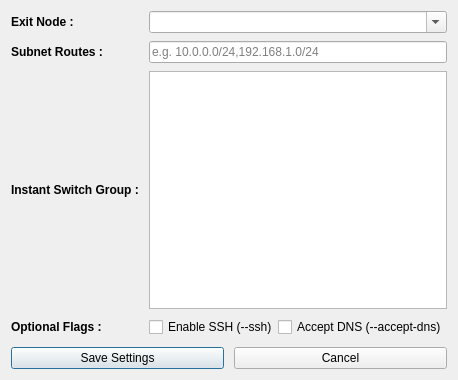
Above: pygui/dialogs/node.ui from Arean82/Tailscale-Headscale-Client before the change. Below: the same form after it.
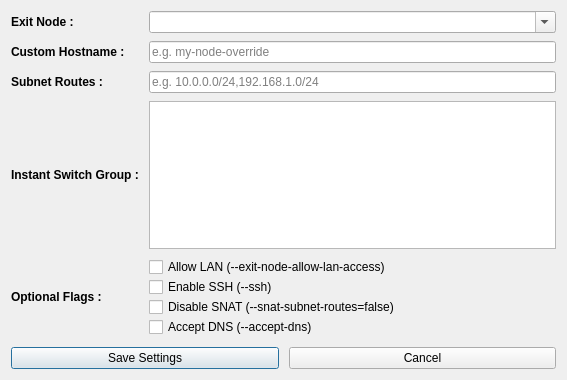
That is the form after the change.

Commit message: feat: implement PeerListDialog with real-time latency sparklines and node management UI components

Diff of the .ui file:
```diff
--- a/pygui/dialogs/node.ui
+++ b/pygui/dialogs/node.ui
@@ -6,7 +6,7 @@
    <rect>
     <x>0</x>
     <y>0</y>
-    <width>400</width>
+    <width>567</width>
     <height>380</height>
    </rect>
   </property>
@@ -22,7 +22,7 @@
      <property name="verticalSpacing">
       <number>8</number>
      </property>
-     <item row="0" column="0">
+     <item row="1" column="0">
       <widget class="QLabel" name="labelExitNode">
        <property name="font">
         <font>
@@ -35,14 +35,39 @@
        </property>
       </widget>
      </item>
-     <item row="0" column="1">
-      <widget class="QComboBox" name="comboBoxExitNode">
-       <property name="editable">
-        <bool>true</bool>
-       </property>
-      </widget>
+     <item row="5" column="1">
+      <layout class="QGridLayout" name="flagsLayout">
+       <item row="3" column="0">
+        <widget class="QCheckBox" name="chkAcceptDNS">
+         <property name="text">
+          <string>Accept DNS (--accept-dns)</string>
+         </property>
+        </widget>
+       </item>
+       <item row="0" column="0">
+        <widget class="QCheckBox" name="chkAllowLAN">
+         <property name="text">
+          <string>Allow LAN (--exit-node-allow-lan-access)</string>
+         </property>
+        </widget>
+       </item>
+       <item row="2" column="0">
+        <widget class="QCheckBox" name="chkDisableSNAT">
+         <property name="text">
+          <string>Disable SNAT (--snat-subnet-routes=false)</string>
+         </property>
+        </widget>
+       </item>
+       <item row="1" column="0">
+        <widget class="QCheckBox" name="chkSSH">
+         <property name="text">
+          <string>Enable SSH (--ssh)</string>
+         </property>
+        </widget>
+       </item>
+      </layout>
      </item>
-     <item row="1" column="0">
+     <item row="3" column="0">
       <widget class="QLabel" name="labelRoutes">
        <property name="font">
         <font>
@@ -55,14 +80,14 @@
        </property>
       </widget>
      </item>
-     <item row="1" column="1">
+     <item row="3" column="1">
       <widget class="QLineEdit" name="lineEditRoutes">
        <property name="placeholderText">
         <string>e.g. 10.0.0.0/24,192.168.1.0/24</string>
        </property>
       </widget>
      </item>
-     <item row="2" column="0">
+     <item row="4" column="0">
       <widget class="QLabel" name="labelNativeProfile">
        <property name="font">
         <font>
@@ -75,7 +100,20 @@
        </property>
       </widget>
      </item>
-     <item row="2" column="1">
+     <item row="5" column="0">
+      <widget class="QLabel" name="labelFlags">
+       <property name="font">
+        <font>
+         <pointsize>9</pointsize>
+         <bold>true</bold>
+        </font>
+       </property>
+       <property name="text">
+        <string>Optional Flags :</string>
+       </property>
+      </widget>
+     </item>
+     <item row="4" column="1">
       <widget class="QListWidget" name="listNativeSwitch">
        <property name="minimumSize">
         <size>
@@ -85,38 +123,14 @@
        </property>
       </widget>
      </item>
-     <item row="3" column="0">
-      <widget class="QLabel" name="labelFlags">
-       <property name="font">
-        <font>
-         <pointsize>9</pointsize>
-         <bold>true</bold>
-        </font>
-       </property>
-       <property name="text">
-        <string>Optional Flags :</string>
+     <item row="1" column="1">
+      <widget class="QComboBox" name="comboBoxExitNode">
+       <property name="editable">
+        <bool>true</bool>
        </property>
       </widget>
      </item>
-     <item row="3" column="1">
-      <layout class="QHBoxLayout" name="flagsLayout">
-       <item>
-        <widget class="QCheckBox" name="chkSSH">
-         <property name="text">
-          <string>Enable SSH (--ssh)</string>
-         </property>
-        </widget>
-       </item>
-       <item>
-        <widget class="QCheckBox" name="chkAcceptDNS">
-         <property name="text">
-          <string>Accept DNS (--accept-dns)</string>
-         </property>
-        </widget>
-       </item>
-      </layout>
-     </item>
-    </layout>
+    <item row="2" column="0"><widget class="QLabel" name="labelHostname"><property name="font"><font><pointsize>9</pointsize><bold>true</bold></font></property><property name="text"><string>Custom Hostname :</string></property></widget></item><item row="2" column="1"><widget class="QLineEdit" name="lineEditHostname"><property name="placeholderText"><string>e.g. my-node-override</string></property></widget></item></layout>
    </item>
    <item>
     <layout class="QHBoxLayout" name="buttonLayout">
```
Left out of the diff: 6 changed lines with no effect on the pictures. The commit also changes 8 other files.
